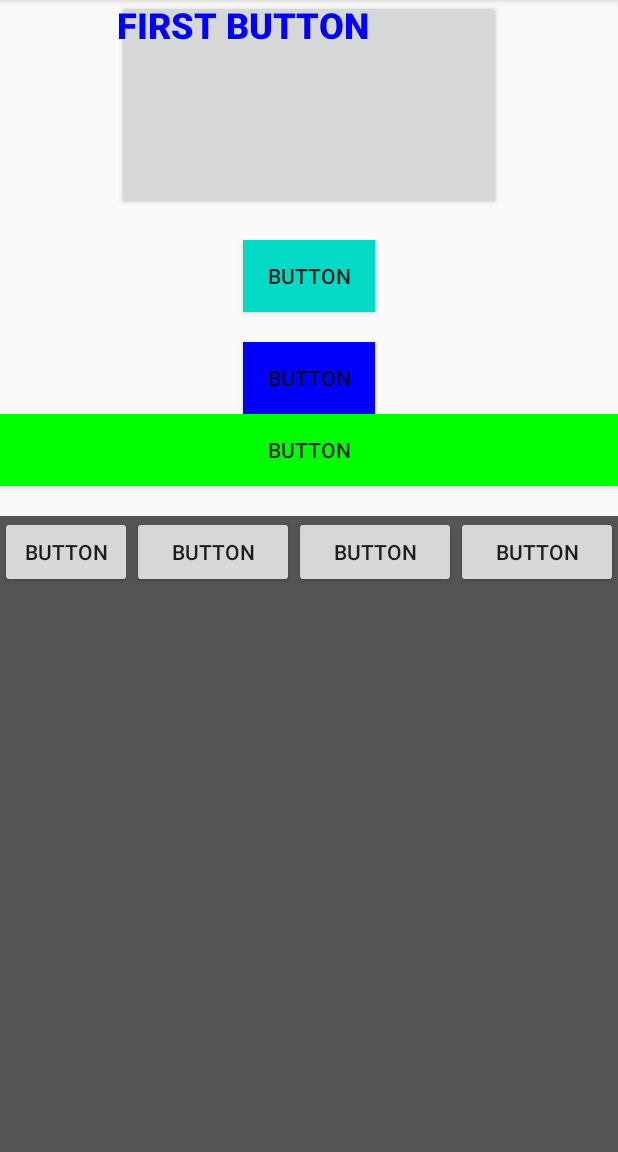
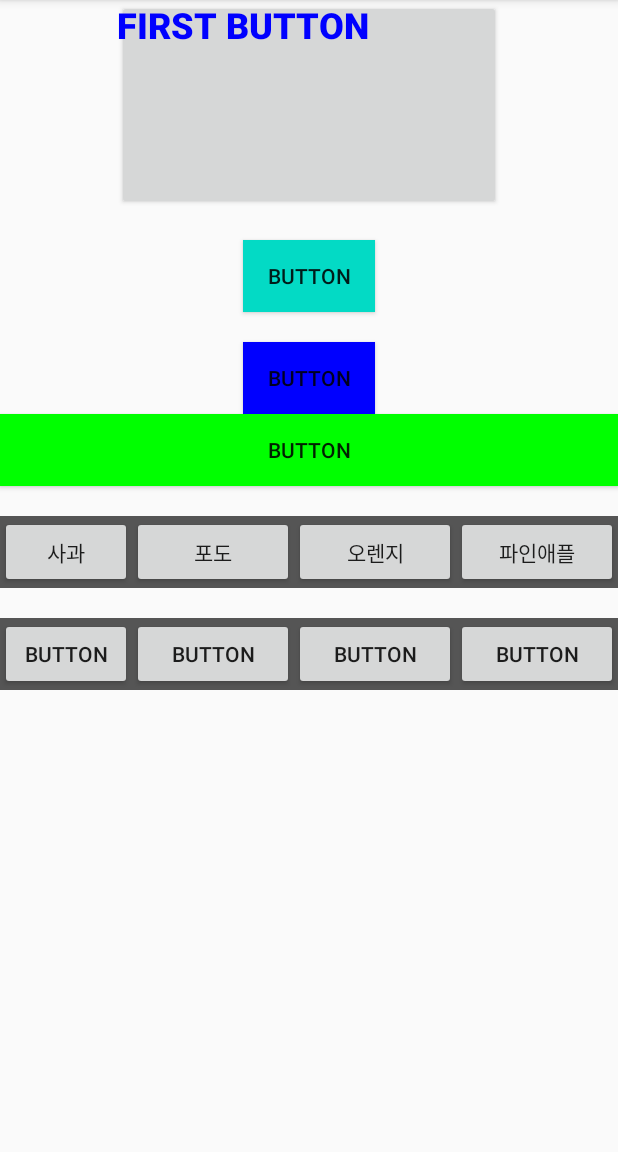
Before and after one commit to TMInstaller/AndroidStudio-Java-Practice, an Android app: the screen it shows after launch (MainActivity), on a phone screen of 412 x 824 dp, the part 84-1236 px from its top. Run offline under Robolectric (Android 15) with nearby library versions, the phone set to English and light mode, and no system bars.

Commit message:
Second Android Practice

```diff
--- a/App0314/app/src/main/res/layout/activity_main.xml
+++ b/App0314/app/src/main/res/layout/activity_main.xml
@@ -47,33 +47,71 @@
         android:text="Button" />
 
     <LinearLayout
+        android:id="@+id/bottomLinear"
         android:layout_width="match_parent"
-        android:layout_height="match_parent"
+        android:layout_height="wrap_content"
         android:layout_marginTop="20dp"
         android:background="@color/gray"
         android:orientation="horizontal">
+
         <Button
             android:id="@+id/button6"
             android:layout_width="wrap_content"
             android:layout_height="wrap_content"
-            android:text="Button"/>
+            android:text="@string/fruit1" />
 
         <Button
             android:id="@+id/button5"
             android:layout_width="wrap_content"
             android:layout_height="wrap_content"
             android:layout_weight="1"
-            android:text="Button" />
+            android:text="@string/fruit2" />
 
         <Button
             android:id="@+id/button7"
             android:layout_width="wrap_content"
             android:layout_height="wrap_content"
             android:layout_weight="1"
+            android:text="@string/fruit3" />
+
+        <Button
+            android:id="@+id/button8"
+            android:layout_width="wrap_content"
+            android:layout_height="wrap_content"
+            android:layout_weight="1"
+            android:text="@string/fruit4" />
+    </LinearLayout>
+
+    <LinearLayout
+        android:id="@+id/bottomLinear1"
+        android:layout_width="match_parent"
+        android:layout_height="wrap_content"
+        android:layout_marginTop="20dp"
+        android:background="@color/gray"
+        android:orientation="horizontal">
+
+        <Button
+            android:id="@+id/button9"
+            android:layout_width="wrap_content"
+            android:layout_height="wrap_content"
             android:text="Button" />
 
         <Button
-            android:id="@+id/button8"
+            android:id="@+id/button10"
+            android:layout_width="wrap_content"
+            android:layout_height="wrap_content"
+            android:layout_weight="1"
+            android:text="Button" />
+
+        <Button
+            android:id="@+id/button11"
+            android:layout_width="wrap_content"
+            android:layout_height="wrap_content"
+            android:layout_weight="1"
+            android:text="Button" />
+
+        <Button
+            android:id="@+id/button12"
             android:layout_width="wrap_content"
             android:layout_height="wrap_content"
             android:layout_weight="1"
--- a/App0314/app/src/main/res/values/strings.xml
+++ b/App0314/app/src/main/res/values/strings.xml
@@ -1,3 +1,8 @@
 <resources>
     <string name="app_name">App0314</string>
+    <string name="fruit1">사과</string>
+    <string name="fruit2">포도</string>
+    <string name="fruit3">오렌지</string>
+    <string name="fruit4">파인애플</string>
+    <string name="fruit5">맥북애플</string>
 </resources>
```
